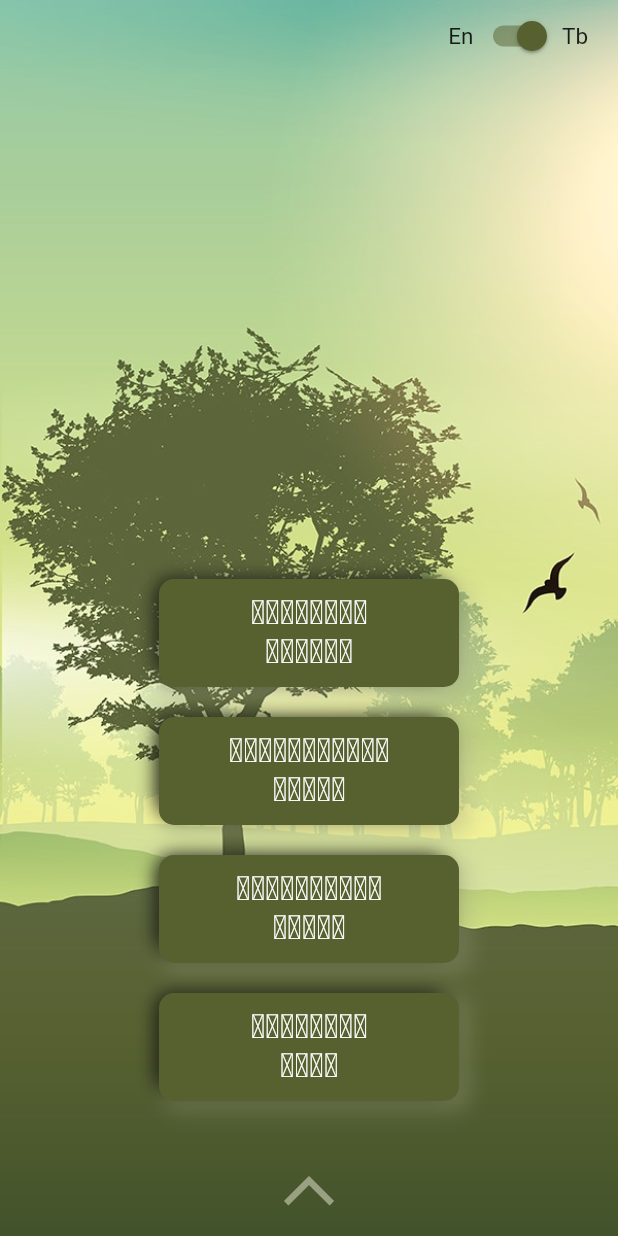
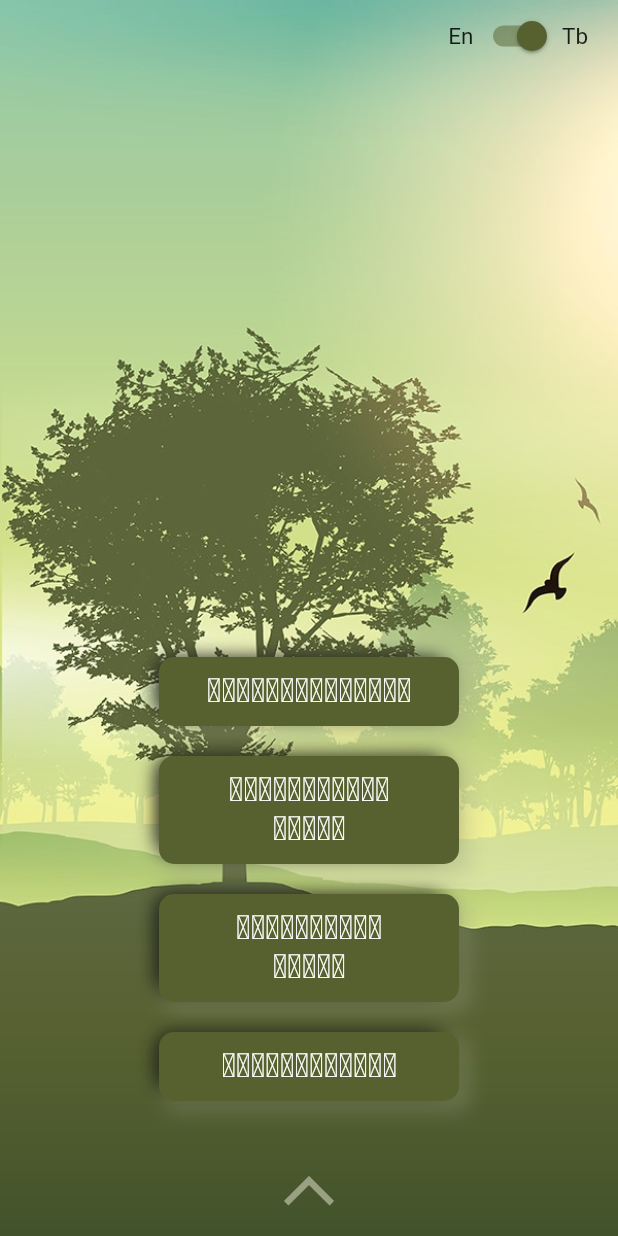
Before and after one commit to CodingWithTashi/TibetanLanguageLearningApp, a Flutter app: the HomePage screen opened by its route, on a phone screen of 412 x 824 dp. Run offline on Flutter 3.47's test engine with Material 2 defaults, Android fonts, the phone set to English and light mode, and no system bars; drawn by our look-alikes of google_mobile_ads; our stand-ins replace animated_text_kit, bloc, equatable, firebase_core, firebase_crashlytics, flutter_bloc and 7 more; missing offline and left inert: painter; accounts and stored records are empty; generated files the repository leaves out were written again; network calls fail; Roboto replaces fonts that are missing (jomolhari).

Commit message:
resize button

```diff
--- a/lib/l10n/app_en.arb
+++ b/lib/l10n/app_en.arb
@@ -21,7 +21,7 @@
       "color":"Colors",
       "family":"Family",
       "number":"Numbers",
-      "playGame":"Games",
+      "playGame":"Play Game",
       "spellingBeeContest":"Spelling Contest"
 
 }
--- a/lib/presentation/home.dart
+++ b/lib/presentation/home.dart
@@ -102,7 +102,7 @@ class _HomePageState extends State<HomePage> {
           opacity: _buttonOpacity,
           child: Container(
             width: 200,
-            padding: EdgeInsets.symmetric(horizontal: 40, vertical: 10),
+            padding: EdgeInsets.symmetric(horizontal: 30, vertical: 10),
             decoration: ApplicationUtil.getBoxDecorationOne(context),
             child: Text(
               AppLocalizations.of(context)!.learnLangauge,
@@ -122,7 +122,7 @@ class _HomePageState extends State<HomePage> {
           opacity: _buttonOpacity,
           child: Container(
             width: 200,
-            padding: EdgeInsets.symmetric(horizontal: 40, vertical: 10),
+            padding: EdgeInsets.symmetric(horizontal: 30, vertical: 10),
             decoration: ApplicationUtil.getBoxDecorationOne(context),
             child: Text(
               AppLocalizations.of(context)!.practiceLanguage,
@@ -188,7 +188,7 @@ class _HomePageState extends State<HomePage> {
           opacity: _buttonOpacity,
           child: Container(
             width: 200,
-            padding: EdgeInsets.symmetric(horizontal: 40, vertical: 10),
+            padding: EdgeInsets.symmetric(horizontal: 30, vertical: 10),
             decoration: ApplicationUtil.getBoxDecorationOne(context),
             child: Text(
               AppLocalizations.of(context)!.useCases,
@@ -207,7 +207,7 @@ class _HomePageState extends State<HomePage> {
           opacity: _buttonOpacity,
           child: Container(
             width: 200,
-            padding: EdgeInsets.symmetric(horizontal: 50, vertical: 10),
+            padding: EdgeInsets.symmetric(horizontal: 30, vertical: 10),
             decoration: ApplicationUtil.getBoxDecorationOne(context),
             child: Text(
               AppLocalizations.of(context)!.playGame,
```
